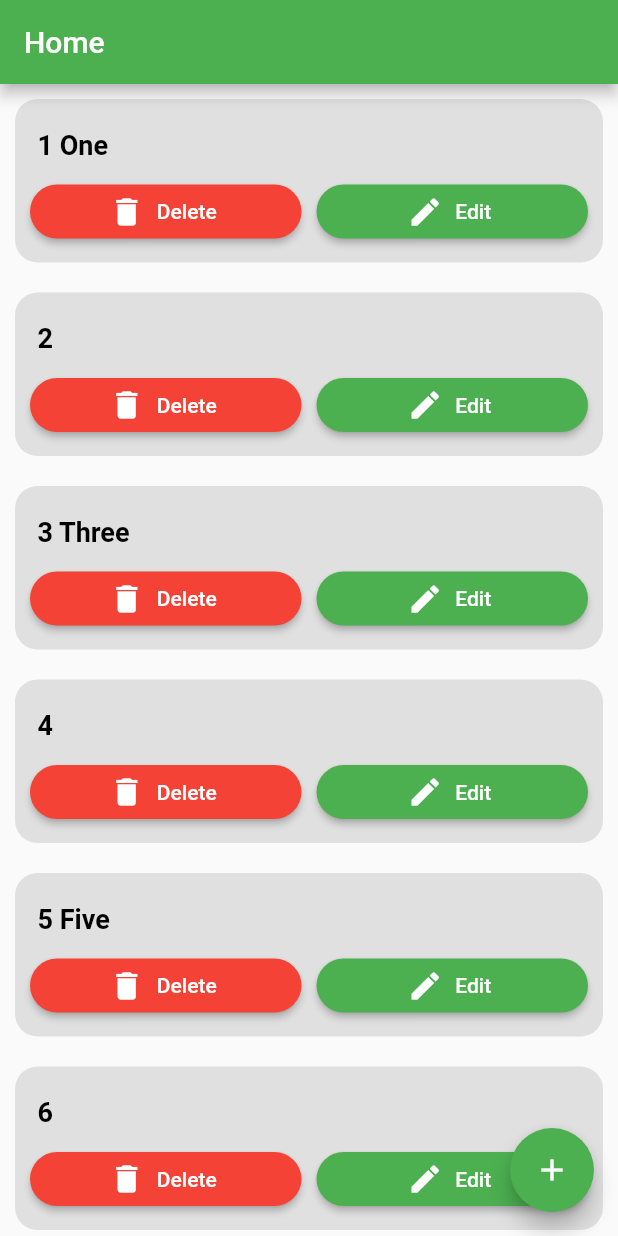
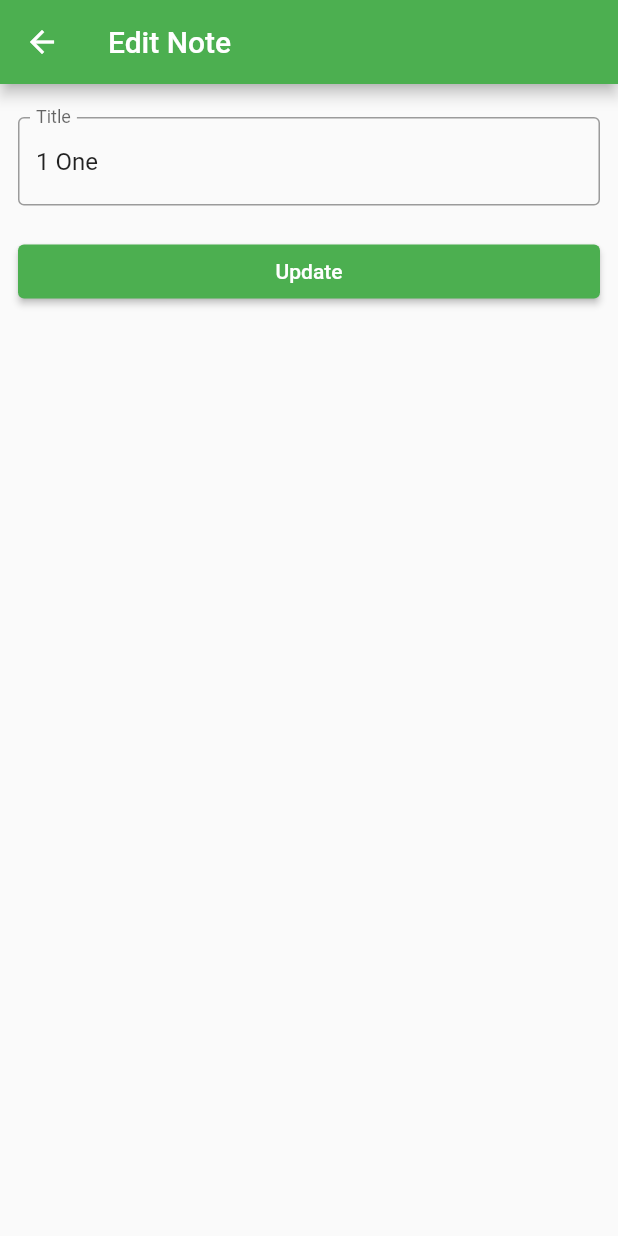
Before and after one commit to amir58/FlutterInstant1, a Flutter app: the screen it shows after launch, after a tap on "Edit", on a phone screen of 412 x 824 dp. Run offline on Flutter 3.47's test engine with Material 2 defaults, Android fonts, the phone set to English and light mode, and no system bars; our stand-ins replace fluttertoast.

Commit message:
Session13

```diff
--- a/lib/main.dart
+++ b/lib/main.dart
@@ -1,6 +1,6 @@
 import 'package:flutter/material.dart';
 import 'package:instant1/ui/bmi/bmi_screen.dart';
-import 'package:instant1/ui/home_screen.dart';
+import 'package:instant1/ui/note/home_screen.dart';
 import 'package:instant1/ui/login_screen.dart';
 
 void main() {
--- a/lib/ui/login_screen.dart
+++ b/lib/ui/login_screen.dart
@@ -1,7 +1,7 @@
 import 'package:flutter/material.dart';
 import 'package:fluttertoast/fluttertoast.dart';
 import 'package:instant1/main.dart';
-import 'package:instant1/ui/home_screen.dart';
+import 'package:instant1/ui/note/home_screen.dart';
 
 class LoginScreen extends StatefulWidget {
   const LoginScreen({super.key});
--- /dev/null
+++ b/lib/ui/note/edit_note_screen.dart
@@ -0,0 +1,77 @@
+import 'package:flutter/material.dart';
+
+class EditNoteScreen extends StatefulWidget {
+  const EditNoteScreen({super.key, required this.title});
+
+  final String title;
+
+  @override
+  State<EditNoteScreen> createState() => _EditNoteScreenState();
+}
+
+class _EditNoteScreenState extends State<EditNoteScreen> {
+  final titleController = TextEditingController();
+  final formKey = GlobalKey<FormState>();
+
+  @override
+  void initState() {
+    super.initState();
+    titleController.text = widget.title;
+  }
+
+  @override
+  Widget build(BuildContext context) {
+    return Scaffold(
+      appBar: AppBar(
+        title: const Text("Edit Note"),
+      ),
+      body: Padding(
+        padding: const EdgeInsets.all(12),
+        child: Form(
+          key: formKey,
+          child: Column(
+            children: [
+              const SizedBox(height: 10),
+              TextFormField(
+                controller: titleController,
+                textInputAction: TextInputAction.done,
+                keyboardType: TextInputType.text,
+                decoration: const InputDecoration(
+                  border: OutlineInputBorder(),
+                  label: Text("Title"),
+                ),
+                validator: (value) {
+                  if (value!.isEmpty) {
+                    return "Title required";
+                  }
+                  if (value.length < 5) {
+                    return "Title is very small!";
+                  }
+                  return null;
+                },
+              ),
+              const SizedBox(height: 20),
+              SizedBox(
+                width: double.infinity,
+                child: ElevatedButton(
+                  onPressed: () => addNote(),
+                  child: const Text("Update"),
+                ),
+              ),
+            ],
+          ),
+        ),
+      ),
+    );
+  }
+
+  void addNote() {
+    if (!formKey.currentState!.validate()) {
+      return;
+    }
+
+    String title = titleController.text;
+
+    Navigator.pop(context, title);
+  }
+}
--- a/lib/ui/home_screen.dart
+++ b/lib/ui/note/home_screen.dart
@@ -1,4 +1,6 @@
 import 'package:flutter/material.dart';
+import 'package:instant1/ui/note/add_note_screen.dart';
+import 'package:instant1/ui/note/edit_note_screen.dart';
 
 class HomeScreen extends StatefulWidget {
   const HomeScreen({super.key});
@@ -10,17 +12,6 @@ class HomeScreen extends StatefulWidget {
 class _HomeScreenState extends State<HomeScreen> {
   List<String> notes = [
     "1 One",
-    "2",
-    "3 Three",
-    "4",
-    "5 Five",
-    "6",
-    "7 Seven",
-    "8",
-    "9 Nine",
-    "10",
-    "11 Eleven",
-    "12",
   ];
 
   @override
@@ -30,7 +21,7 @@ class _HomeScreenState extends State<HomeScreen> {
         title: const Text("Home"),
       ),
       floatingActionButton: FloatingActionButton(
-        onPressed: () {},
+        onPressed: () => openAddNoteScreen(),
         child: const Icon(Icons.add),
       ),
       body: ListView.builder(
@@ -86,7 +77,7 @@ class _HomeScreenState extends State<HomeScreen> {
               const SizedBox(width: 10),
               Expanded(
                 child: ElevatedButton.icon(
-                  onPressed: () {},
+                  onPressed: () => editNote(index),
                   icon: const Icon(
                     Icons.edit,
                   ),
@@ -102,4 +93,34 @@ class _HomeScreenState extends State<HomeScreen> {
       ),
     );
   }
+
+  void openAddNoteScreen() {
+    Navigator.push(
+      context,
+      MaterialPageRoute(
+        builder: (context) => AddNoteScreen(),
+      ),
+    ).then((value) => addNewNote(value));
+  }
+
+  void addNewNote(String value) {
+    notes.add(value);
+    setState(() {});
+  }
+
+  void editNote(int index) {
+    Navigator.push(
+      context,
+      MaterialPageRoute(
+        builder: (context) => EditNoteScreen(
+          title: notes[index],
+        ),
+      ),
+    ).then((value) => updateCurrentNote(index, value));
+  }
+
+  updateCurrentNote(int index, value) {
+    notes[index] = value;
+    setState(() {});
+  }
 }
```
Also changed, not shown: lib/ui/note/add_note_screen.dart (added, +69 -0 lines).
